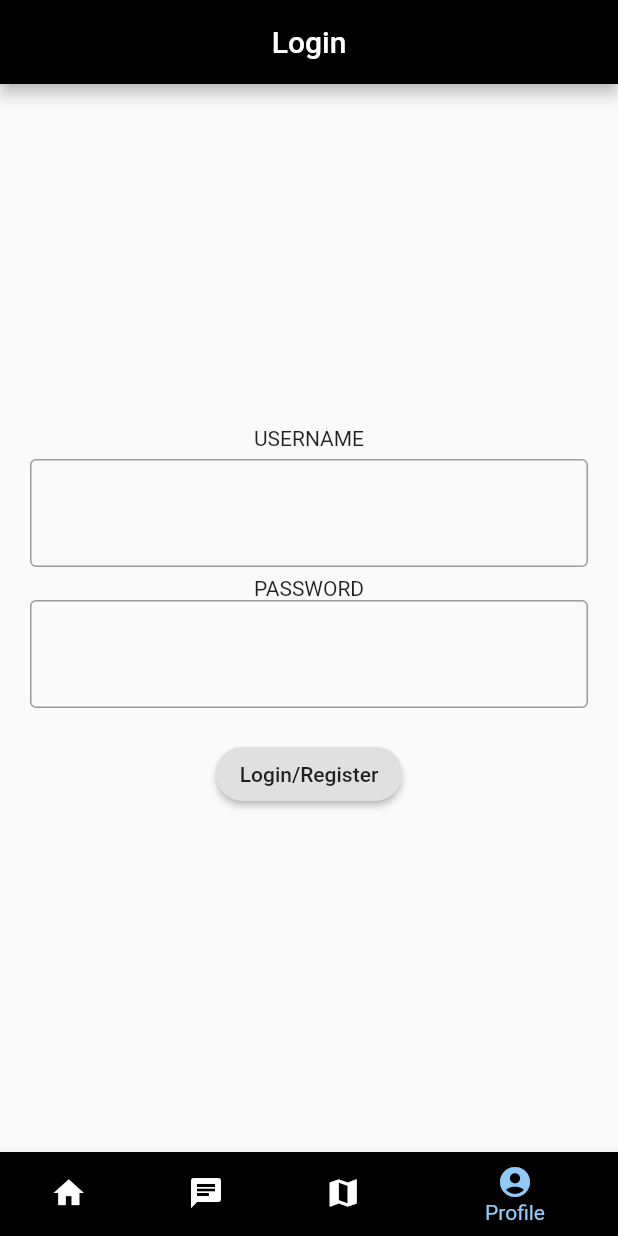
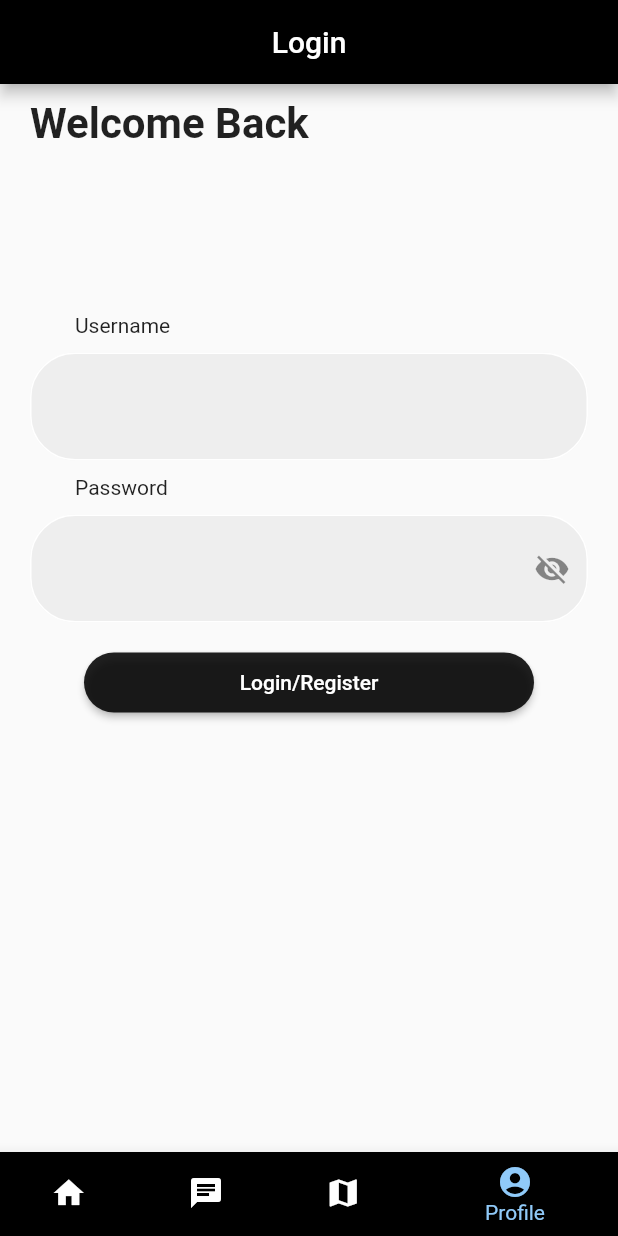
Before and after one commit to sportsjay/DIP-SMAPPS, a Flutter app: the screen it shows after launch, item 4 of the bottom bar chosen, on a phone screen of 412 x 824 dp. Run offline on Flutter 3.47's test engine with Material 2 defaults, Android fonts, the phone set to English and light mode, and no system bars; our stand-ins replace flutter_redux, google_maps_flutter, image_picker, location, redux, redux_thunk; missing offline and left inert: flutter_polyline_points, jwt_decode; network calls fail.

Commit message:
fixed login issue bugs and answerpage like system

```diff
--- a/smapps/lib/components/questioncard.dart
+++ b/smapps/lib/components/questioncard.dart
@@ -157,7 +157,7 @@ class _QuestionCardState extends State<QuestionCard> {
                         Redux.store
                             .dispatch(selectQuestionId(Redux.store, widget.id));
                         Redux.store.dispatch(selectForumScreenStateAction(
-                            Redux.store, "answer"));
+                            Redux.store, "answers"));
                       },
                     )
                   ]),
--- a/smapps/lib/constants/apiurl.dart
+++ b/smapps/lib/constants/apiurl.dart
@@ -1,5 +1,5 @@
 class service_url {
-  static String ip_v4 = '10.27.64.171'; // use ipv4
+  static String ip_v4 = '192.168.0.103'; // use ipv4
   // get courses
   static String get_course_URL = 'http://$ip_v4:4000/discussions-data/';
 
--- a/smapps/lib/pages/forum.dart
+++ b/smapps/lib/pages/forum.dart
@@ -26,7 +26,7 @@ class _ForumScreenState extends State<ForumScreen> {
         {
           return QuestionScreen();
         }
-      case "answer":
+      case "answers":
         {
           return AnswerScreen();
         }
--- a/smapps/lib/pages/home.dart
+++ b/smapps/lib/pages/home.dart
@@ -1,7 +1,5 @@
 import 'package:flutter/material.dart';
 import 'package:flutter_redux/flutter_redux.dart';
-
-// import 'login.dart';
 
 import 'package:smapps/pages/forum.dart';
 import 'package:smapps/pages/profile.dart';
@@ -34,18 +32,48 @@ class _HomeScreenState extends State<HomeScreen> {
                 title: Image.asset(
                   "assets/logo.png",
                   height: 40,
+                  semanticLabel: "EEEnquiry",
                 ),
                 centerTitle: true,
                 backgroundColor: Colors.black),
             body: Container(
               child: Center(
                 child: Container(
-                  child: Column(
+                  child: ListView(children: [
+                    SizedBox(height: 50),
+                    Column(
                         mainAxisAlignment: MainAxisAlignment.center,
                         mainAxisSize: MainAxisSize.max,
                         crossAxisAlignment: CrossAxisAlignment.center,
                         children: <Widget>[
-                        Image.asset('assets/2928883.png',
+                          Container(
+                            padding: EdgeInsets.fromLTRB(10, 10, 0, 0),
+                            child: Text('Upcoming Events',
+                                style: TextStyle(
+                                    fontWeight: FontWeight.bold, fontSize: 24),
+                                textAlign: TextAlign.left),
+                            alignment: Alignment.centerLeft,
+                          ),
+                          Container(
+                              padding: EdgeInsets.fromLTRB(10, 10, 10, 10),
+                              child: Card(
+                                elevation: 5,
+                                child: new Image.asset('assets/event1.jpg'),
+                              )),
+                          Container(
+                              padding: EdgeInsets.fromLTRB(10, 10, 10, 10),
+                              child: Card(
+                                elevation: 5,
+                                child: new Image.asset('assets/event2.jpg'),
+                              )),
+                          Container(
+                              padding: EdgeInsets.fromLTRB(10, 10, 10, 10),
+                              child: Card(
+                                elevation: 5,
+                                child: new Image.asset('assets/event3.jpg'),
+                              )),
+                          Image.asset(
+                            "assets/2928883.png",
                             fit: BoxFit.scaleDown,
                             width: 150.0,
                             height: 150.0,
@@ -67,7 +95,8 @@ class _HomeScreenState extends State<HomeScreen> {
                                     fontFamily: "Merriweather"),
                               )),
                           SizedBox(height: 30),
-                        Image.asset('assets/3375163.png',
+                          Image.asset(
+                            'assets/3375163.png',
                             fit: BoxFit.cover,
                             width: 150.0,
                             height: 150.0,
@@ -87,7 +116,9 @@ class _HomeScreenState extends State<HomeScreen> {
                                     color: const Color(0xFF000000),
                                     fontWeight: FontWeight.w300,
                                     fontFamily: "Merriweather"),
-                            ))
+                              )),
+                          SizedBox(height: 50)
+                        ])
                   ]),
                   padding: const EdgeInsets.all(0.0),
                   alignment: Alignment.center,
@@ -130,19 +161,19 @@ class _HomeScreenState extends State<HomeScreen> {
         items: <BottomNavigationBarItem>[
           BottomNavigationBarItem(
               icon: Icon(Icons.home),
-              title: Text("Home"),
+              label: "Home",
               backgroundColor: Colors.black),
           BottomNavigationBarItem(
               icon: Icon(Icons.chat),
-              title: Text("Forum"),
+              label: "Forum",
               backgroundColor: Colors.black),
           BottomNavigationBarItem(
               icon: Icon(Icons.map),
-              title: Text("Map"),
+              label: "Map",
               backgroundColor: Colors.black),
           BottomNavigationBarItem(
               icon: Icon(Icons.account_circle),
-              title: Text("Profile"),
+              label: "Profile",
               backgroundColor: Colors.black),
         ],
         currentIndex: _selectedIndex,
--- a/smapps/lib/pages/login.dart
+++ b/smapps/lib/pages/login.dart
@@ -21,7 +21,7 @@ class _LoginScreenState extends State<LoginScreen> {
   String isLoggedToken;
   String username;
   String password;
-
+  bool _obscureText = true;
   bool isLoading = false;
 
   _loginSubmit() async {
@@ -43,7 +43,8 @@ class _LoginScreenState extends State<LoginScreen> {
       });
       setState(() {
         Redux.store.dispatch(refreshApplication(Redux.store, false));
-        Redux.store.dispatch(selectForumScreenStateAction(Redux.store, "courses"));
+        Redux.store
+            .dispatch(selectForumScreenStateAction(Redux.store, "courses"));
       });
     } else {
       final res = await http.post(service_url.register_URL,
@@ -85,19 +86,39 @@ class _LoginScreenState extends State<LoginScreen> {
               centerTitle: true,
             ),
             // backgroundColor: Colors.blue[300],
-            body: Container(
-                padding: EdgeInsets.only(left: 20, right: 20),
+            body: SingleChildScrollView(
                   child: Column(
-                    crossAxisAlignment: CrossAxisAlignment.center,
+                      crossAxisAlignment: CrossAxisAlignment.start,
+                      children: <Widget>[
+                        Container(
+                          padding: EdgeInsets.fromLTRB(20, 10, 0, 100),
+                          child: Text("Welcome Back",
+                              textScaleFactor: 2,
+                              style: TextStyle(fontWeight: FontWeight.bold)),
+                        ),
+                        Container(
+                          padding: EdgeInsets.fromLTRB(20, 10, 20, 0),
+                          child: Column(
+                              crossAxisAlignment: CrossAxisAlignment.start,
                               mainAxisAlignment: MainAxisAlignment.center,
                               children: <Widget>[
-                      Text('USERNAME'),
-                      SizedBox(height: 6.0),
+                                Container(
+                                  padding: EdgeInsets.only(left: 30, bottom: 10),
+                                  child: Text(
+                                    'Username',
+                                  ),
+                                ),
                                 TextField(
                                     textAlign: TextAlign.center,
                                     decoration: InputDecoration(
-                              border: OutlineInputBorder(
-                                  borderSide: BorderSide(width: 0.5))),
+                                        enabledBorder: OutlineInputBorder(
+                                          borderSide:
+                                              BorderSide(color: Colors.white),
+                                          borderRadius: BorderRadius.all(
+                                              Radius.circular(30)),
+                                        ),
+                                        filled: true,
+                                        fillColor: Colors.grey[200]),
                                     style: TextStyle(
                                       height: 2,
                                     ),
@@ -106,13 +127,32 @@ class _LoginScreenState extends State<LoginScreen> {
                                         username = inputUserName;
                                       });
                                     }),
-                      SizedBox(height: 6.0),
-                      Text('PASSWORD'),
+                                Container(
+                                    padding: EdgeInsets.only(
+                                        left: 30, top: 10, bottom: 10),
+                                    child: Text('Password')),
                                 TextField(
+                                    obscureText: _obscureText,
                                     textAlign: TextAlign.center,
                                     decoration: InputDecoration(
-                              border: OutlineInputBorder(
-                                  borderSide: BorderSide(width: 0.5))),
+                                      enabledBorder: OutlineInputBorder(
+                                        borderSide:
+                                            BorderSide(color: Colors.white),
+                                        borderRadius:
+                                            BorderRadius.all(Radius.circular(30)),
+                                      ),
+                                      filled: true,
+                                      fillColor: Colors.grey[200],
+                                      suffixIcon: IconButton(
+                                          icon: _obscureText
+                                              ? Icon(Icons.visibility_off)
+                                              : Icon(Icons.visibility),
+                                          onPressed: () {
+                                            setState(() {
+                                              _obscureText = !_obscureText;
+                                            });
+                                          }),
+                                    ),
                                     style: TextStyle(
                                       height: 2,
                                     ),
@@ -123,7 +163,12 @@ class _LoginScreenState extends State<LoginScreen> {
                                     }),
                                 SizedBox(height: 20),
                                 Center(
+                                  child: SizedBox(
+                                    width: 300,
+                                    height: 40,
                                     child: RaisedButton(
+                                        textColor: Colors.white,
+                                        color: Colors.black87,
                                         onPressed: () {
                                           _loginSubmit();
                                           setState(() {
@@ -132,8 +177,14 @@ class _LoginScreenState extends State<LoginScreen> {
                                         },
                                         child: Text("Login/Register"),
                                         shape: new RoundedRectangleBorder(
-                                  borderRadius: BorderRadius.circular(30.0))))
-                    ])));
+                                            borderRadius:
+                                                BorderRadius.circular(30.0))),
+                                  ),
+                                ),
+                              ]),
+                        ),
+                      ])),
+            );
       },
     );
   }
--- a/smapps/lib/pages/profile.dart
+++ b/smapps/lib/pages/profile.dart
@@ -110,6 +110,12 @@ class _ProfileScreenState extends State<ProfileScreen> {
         fontSize: 28.0,
         fontWeight: FontWeight.bold);
 
+    Widget loadingPage() {
+      return Container(
+        child: Center(child: Text("Loading!")),
+      );
+    }
+
     Widget profilePage() {
       return Scaffold(
           backgroundColor: Colors.grey[200],
@@ -137,7 +143,8 @@ class _ProfileScreenState extends State<ProfileScreen> {
               )
             ],
           ),
-          body: Padding(
+          body: SingleChildScrollView(
+            child: Padding(
                 padding: EdgeInsets.fromLTRB(30.0, 40.0, 30.0, 0.0),
                 child: Column(
                     crossAxisAlignment: CrossAxisAlignment.center,
@@ -180,12 +187,16 @@ class _ProfileScreenState extends State<ProfileScreen> {
                               letterSpacing: 2.0,
                             ))
                       ])
-                  ])));
+                    ])),
+          ));
     }
 
     return StoreConnector<AppState, String>(
         converter: (store) => store.state.userLoginState.token,
         builder: (context, token) {
+          if (isLoading) {
+            return loadingPage();
+          }
           if (token == "null") {
             return LoginScreen();
           } else {
```
Lines whose indentation alone changed are shown as unchanged.
